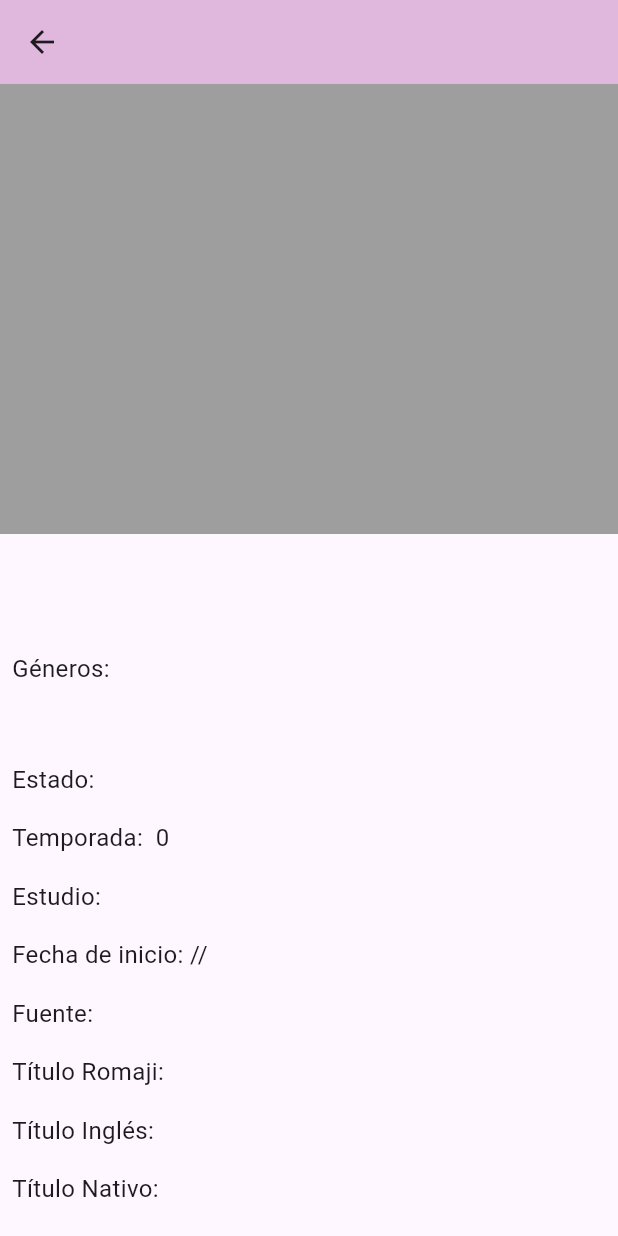
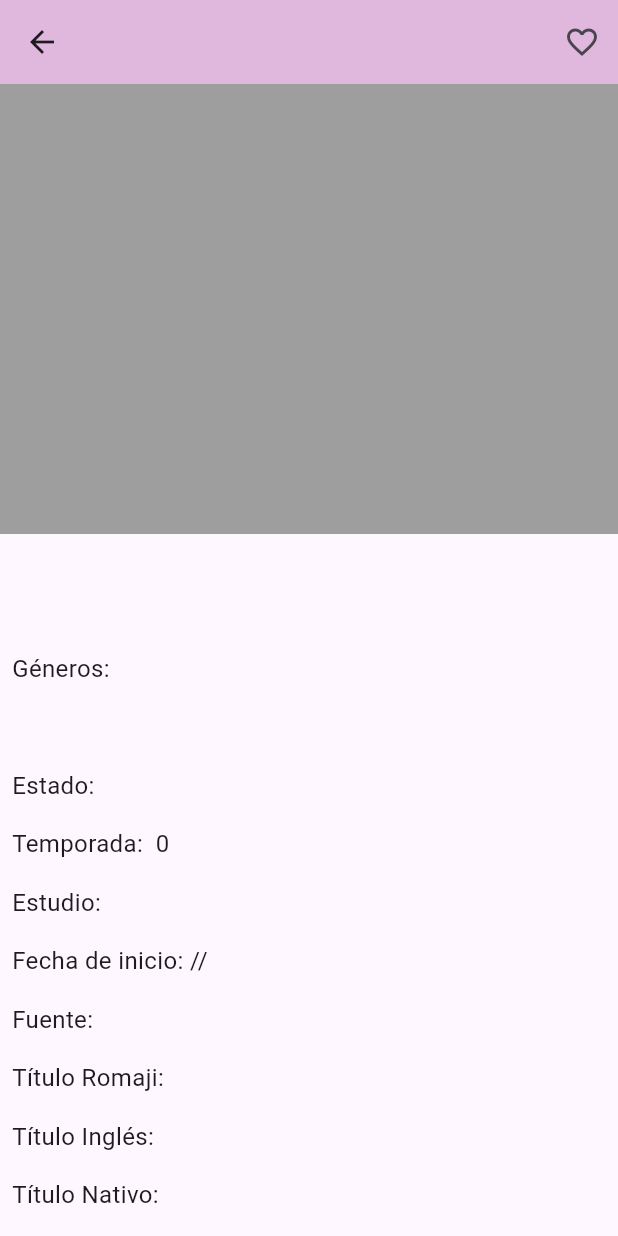
Before and after one commit to RigxorZero/my_anime_vault, a Flutter app: the AnimeDetailScreen screen opened directly with empty values, on a phone screen of 412 x 824 dp. Run offline on Flutter 3.47's test engine with Material 3 defaults, Android fonts, the phone set to English and light mode, and no system bars; our stand-ins replace app_links, flutter_gemini, google_fonts, graphql_flutter.

Commit message:
Shared preferences
Dependencias

```diff
--- a/lib/Screens/anime_details_screen.dart
+++ b/lib/Screens/anime_details_screen.dart
@@ -1,5 +1,7 @@
 import 'package:flutter/material.dart';
-import 'package:flutter_gemini/flutter_gemini.dart';
+import 'package:path_provider/path_provider.dart';
+import 'dart:io';
+import 'dart:convert';
 
 class AnimeDetailScreen extends StatefulWidget {
   final String title;
@@ -46,111 +48,64 @@ class AnimeDetailScreen extends StatefulWidget {
 }
 
 class _AnimeDetailScreenState extends State<AnimeDetailScreen> {
-  static const Map<String, String> genreTranslations = {
-    "Action": "Acción",
-    "Adventure": "Aventura",
-    "Comedy": "Comedia",
-    "Drama": "Drama",
-    "Ecchi": "Ecchi",
-    "Fantasy": "Fantasía",
-    "Hentai": "Hentai",
-    "Horror": "Horror",
-    "Mahou Shoujo": "Mahou Shoujo",
-    "Mecha": "Mecha",
-    "Music": "Música",
-    "Mystery": "Misterio",
-    "Psychological": "Psicológico",
-    "Romance": "Romance",
-    "Sci-Fi": "Ciencia Ficción",
-    "Slice of Life": "Slice of Life",
-    "Sports": "Deportes",
-    "Supernatural": "Sobrenatural",
-    "Thriller": "Thriller"
-  };
-
-  late Future<String> translatedDescription;
-  late Future<String> translatedGenres;
-  late Future<String> translatedSeason;
-  late Gemini gemini;
+  bool isFavorite = false;
+  late String favoritesFilePath;
 
   @override
   void initState() {
     super.initState();
-    gemini = Gemini.instance;
-    translatedDescription = translateText(widget.description);
-    translatedGenres = Future.value(translateGenres(widget.genres));
-    translatedSeason = Future.value(translateSeason(widget.season));
+    _initFavorites();
   }
 
-  Future<String> translateText(String text) async {
-    final gemini = Gemini.instance;
-    try {
-      final response = await gemini.text("Translate this text to Spanish, keeping the original formatting: $text");
-      return response?.output ?? text;
-    } catch (e) {
-      print(e);
-      return text;
+  Future<void> _initFavorites() async {
+    final directory = await getApplicationDocumentsDirectory();
+    favoritesFilePath = '${directory.path}/favorites.json';
+    final file = File(favoritesFilePath);
+    if (await file.exists()) {
+      final content = await file.readAsString();
+      final List<dynamic> favorites = json.decode(content);
+      setState(() {
+        isFavorite = favorites.any((anime) => anime['title'] == widget.title);
+      });
     }
   }
 
-  String translateGenres(String genres) {
-    return genres.split(', ').map((genre) => genreTranslations[genre] ?? genre).join(', ');
+  Future<void> _toggleFavorite() async {
+    final file = File(favoritesFilePath);
+    List<dynamic> favorites = [];
+    if (await file.exists()) {
+      final content = await file.readAsString();
+      favorites = json.decode(content);
     }
 
-  String translateSeason(String season) {
-    switch (season.toUpperCase()) {
-      case 'WINTER':
-        return 'Invierno';
-      case 'SPRING':
-        return 'Primavera';
-      case 'SUMMER':
-        return 'Verano';
-      case 'FALL':
-        return 'Otoño';
-      default:
-        return season;
-    }
+    if (isFavorite) {
+      favorites.removeWhere((anime) => anime['title'] == widget.title);
+    } else {
+      favorites.add({
+        'title': widget.title,
+        'coverImage': widget.coverImage,
+        'description': widget.description,
+        'genres': widget.genres,
+        'episodes': widget.episodes,
+        'status': widget.status,
+        'season': widget.season,
+        'seasonYear': widget.seasonYear,
+        'studio': widget.studio,
+        'startDate': widget.startDate,
+        'endDate': widget.endDate,
+        'source': widget.source,
+        'currentEpisode': widget.currentEpisode,
+        'formattedDate': widget.formattedDate,
+        'romajiTitle': widget.romajiTitle,
+        'englishTitle': widget.englishTitle,
+        'nativeTitle': widget.nativeTitle,
+      });
     }
 
-  String translateStatus(String status) {
-    switch (status.toUpperCase()) {
-      case 'FINISHED':
-        return 'Finalizado';
-      case 'RELEASING':
-        return 'En emisión';
-      case 'NOT_YET_RELEASED':
-        return 'No estrenado';
-      case 'CANCELLED':
-        return 'Cancelado';
-      case 'HIATUS':
-        return 'En pausa';
-      default:
-        return status;
-    }
-  }
-
-  List<TextSpan> _processDescription(String description) {
-    final List<TextSpan> spans = [];
-    final RegExp exp = RegExp(r'(<i>.*?<\/i>)|(<b>.*?<\/b>)|(<br\s*/?>)|([^<>\n]+)', dotAll: true);
-    final matches = exp.allMatches(description);
-
-    for (final match in matches) {
-      if (match.group(1) != null) {
-        spans.addAll(_processDescription(match.group(1)!.replaceAll(RegExp(r'<\/?i>'), '')).map((span) {
-          return TextSpan(text: span.text, style: span.style?.merge(const TextStyle(fontStyle: FontStyle.italic)));
-        }));
-      } else if (match.group(2) != null) {
-        spans.addAll(_processDescription(match.group(2)!.replaceAll(RegExp(r'<\/?b>'), '')).map((span) {
-          return TextSpan(text: span.text, style: span.style?.merge(const TextStyle(fontWeight: FontWeight.bold)));
-        }));
-      } else if (match.group(3) != null) {
-        spans.add(const TextSpan(text: '\n'));
-      } else if (match.group(4) != null) {
-        spans.add(TextSpan(text: match.group(4)));
-      }
-    }
-
-    return spans;
+    await file.writeAsString(json.encode(favorites));
+    setState(() {
+      isFavorite = !isFavorite;
+    });
   }
 
   @override
@@ -159,6 +114,12 @@ class _AnimeDetailScreenState extends State<AnimeDetailScreen> {
       appBar: AppBar(
         title: Text(widget.title),
         backgroundColor: const Color.fromARGB(255, 224, 183, 221), // Aquí es donde se cambia el color azul
+        actions: [
+          IconButton(
+            icon: Icon(isFavorite ? Icons.favorite : Icons.favorite_border),
+            onPressed: _toggleFavorite,
+          ),
+        ],
       ),
       body: SingleChildScrollView(
         child: Column(
@@ -175,55 +136,19 @@ class _AnimeDetailScreenState extends State<AnimeDetailScreen> {
                 style: const TextStyle(fontSize: 24, fontWeight: FontWeight.bold),
               ),
             ),
-            FutureBuilder<String>(
-              future: translatedGenres,
-              builder: (context, snapshot) {
-                if (snapshot.connectionState == ConnectionState.waiting) {
-                  return const Padding(
-                    padding: EdgeInsets.all(8.0),
-                    child: CircularProgressIndicator(),
-                  );
-                } else if (snapshot.hasError) {
-                  return Padding(
-                    padding: const EdgeInsets.all(8.0),
-                    child: Text('Error: ${snapshot.error}'),
-                  );
-                } else {
-                  return Padding(
+            Padding(
               padding: const EdgeInsets.all(8.0),
               child: Text(
-                      'Géneros: ${snapshot.data}',
+                'Géneros: ${widget.genres}',
                 style: const TextStyle(fontSize: 16),
               ),
-                  );
-                }
-              },
             ),
-            FutureBuilder<String>(
-              future: translatedDescription,
-              builder: (context, snapshot) {
-                if (snapshot.connectionState == ConnectionState.waiting) {
-                  return const Padding(
-                    padding: EdgeInsets.all(8.0),
-                    child: CircularProgressIndicator(),
-                  );
-                } else if (snapshot.hasError) {
-                  return Padding(
+            Padding(
               padding: const EdgeInsets.all(8.0),
-                    child: Text('Error: ${snapshot.error}'),
-                  );
-                } else {
-                  return Padding(
-                    padding: const EdgeInsets.all(8.0),
-                    child: RichText(
-                      text: TextSpan(
-                        style: const TextStyle(fontSize: 16, color: Colors.black),
-                        children: _processDescription(snapshot.data!),
+              child: Text(
+                widget.description,
+                style: const TextStyle(fontSize: 16),
               ),
-                    ),
-                  );
-                }
-              },
             ),
             if (widget.currentEpisode != null && widget.formattedDate != null)
               Padding(
@@ -244,33 +169,16 @@ class _AnimeDetailScreenState extends State<AnimeDetailScreen> {
             Padding(
               padding: const EdgeInsets.all(8.0),
               child: Text(
-                'Estado: ${translateStatus(widget.status)}',
+                'Estado: ${widget.status}',
                 style: const TextStyle(fontSize: 16),
               ),
             ),
-            FutureBuilder<String>(
-              future: translatedSeason,
-              builder: (context, snapshot) {
-                if (snapshot.connectionState == ConnectionState.waiting) {
-                  return const Padding(
-                    padding: EdgeInsets.all(8.0),
-                    child: CircularProgressIndicator(),
-                  );
-                } else if (snapshot.hasError) {
-                  return Padding(
-                    padding: const EdgeInsets.all(8.0),
-                    child: Text('Error: ${snapshot.error}'),
-                  );
-                } else {
-                  return Padding(
+            Padding(
               padding: const EdgeInsets.all(8.0),
               child: Text(
-                      'Temporada: ${snapshot.data} ${widget.seasonYear}',
+                'Temporada: ${widget.season} ${widget.seasonYear}',
                 style: const TextStyle(fontSize: 16),
               ),
-                  );
-                }
-              },
             ),
             Padding(
               padding: const EdgeInsets.all(8.0),
--- a/pubspec.yaml
+++ b/pubspec.yaml
@@ -27,6 +27,9 @@ dependencies:
   flutter_launcher_icons: ^0.13.1
   flutter_svg: ^1.1.6
   google_fonts: ^6.2.1
+  path_provider: ^2.1.5
+  shared_preferences: ^2.3.3
+  connectivity_plus: ^6.1.0
 
 dev_dependencies:
   flutter_test:
```
Also changed, not shown: lib/Screens/favorite_screen.dart (added, +131 -0 lines), pubspec.lock, 3 other files. Lines whose indentation alone changed are shown as unchanged.
